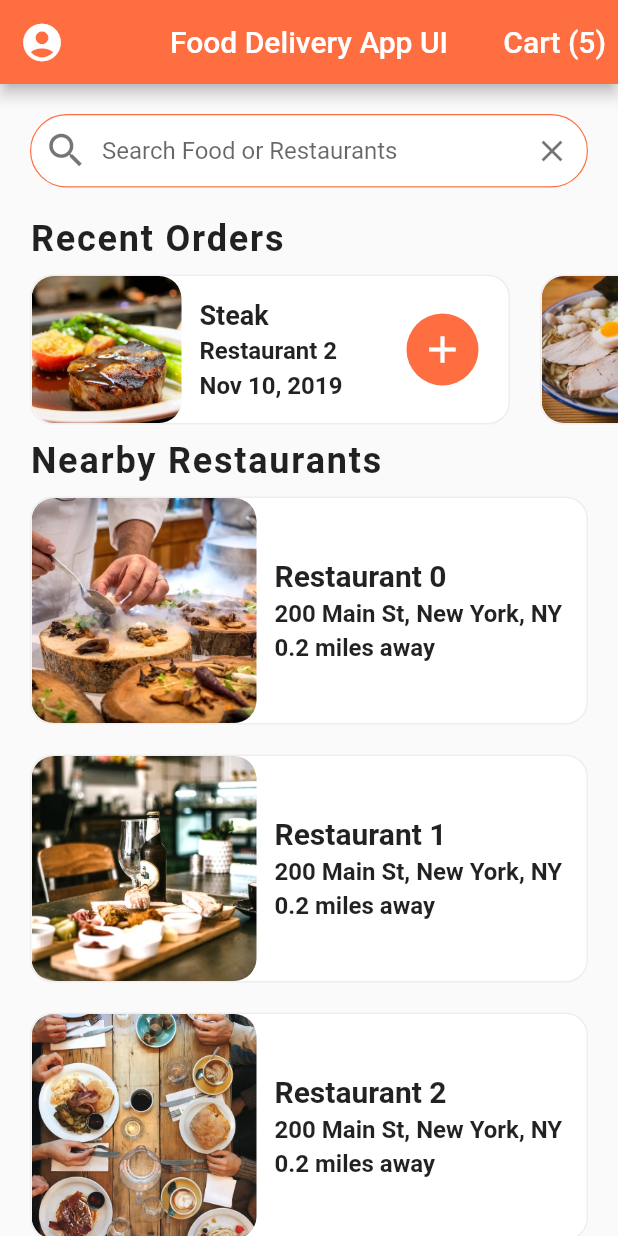
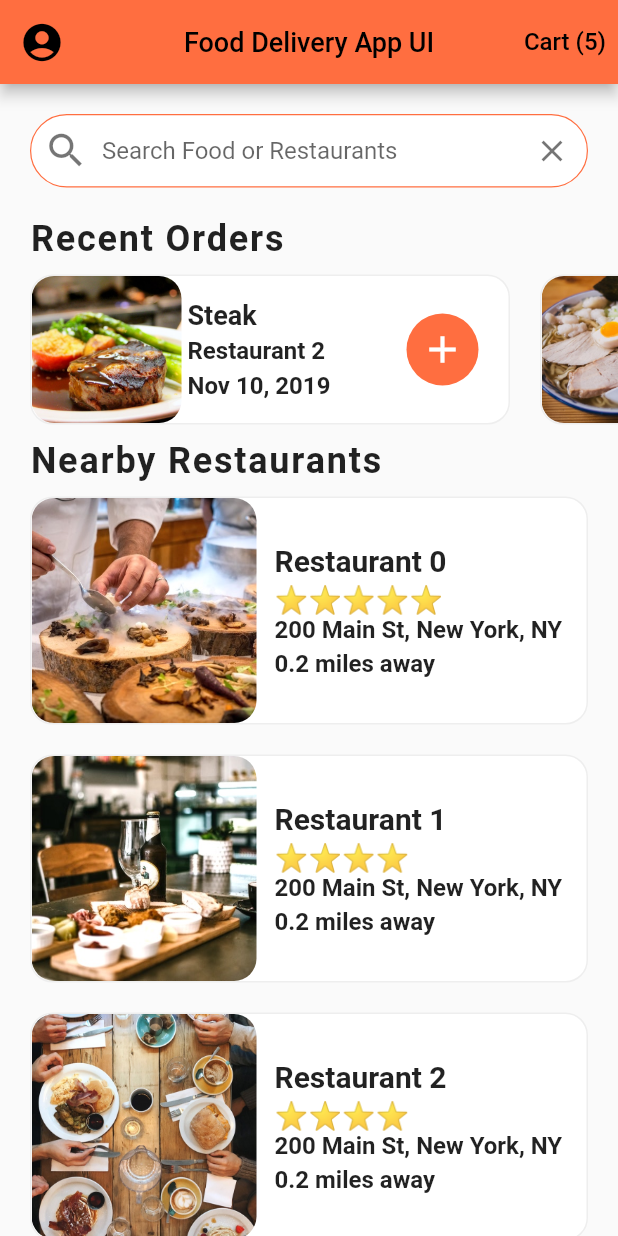
Before and after one commit to PauloSTDev/food_delivery_UI, a Flutter app: the screen it shows after launch, on a phone screen of 412 x 824 dp. Run offline on Flutter 3.47's test engine with Material 2 defaults, Android fonts, the phone set to English and light mode, and no system bars.

Commit message:
Resolve bug de overFlowed do recent orders, adiciona rating stars e muda cor de texto do AppBar

```diff
--- a/lib/screens/home_screen.dart
+++ b/lib/screens/home_screen.dart
@@ -1,6 +1,7 @@
 import 'package:flutter/material.dart';
 import 'package:flutter_food_delivery_ui/data/data.dart';
 import 'package:flutter_food_delivery_ui/models/restaurant.dart';
+import 'package:flutter_food_delivery_ui/widgets/rating_stars.dart';
 import 'package:flutter_food_delivery_ui/widgets/recent_orders.dart';
 
 class HomeScreen extends StatefulWidget {
@@ -9,7 +10,6 @@ class HomeScreen extends StatefulWidget {
 }
 
 class _HomeScreenState extends State<HomeScreen> {
-
   _buildRestaurants() {
     List<Widget> restaurantList = [];
     restaurants.forEach(
@@ -55,7 +55,7 @@ class _HomeScreenState extends State<HomeScreen> {
                           overflow: TextOverflow.ellipsis,
                         ),
                         SizedBox(height: 4.0),
-                        //Rating Stars()
+                        RatingStars(restaurant.rating),
                         Text(
                           restaurant.address,
                           style: TextStyle(
@@ -94,10 +94,13 @@ class _HomeScreenState extends State<HomeScreen> {
       appBar: AppBar(
         centerTitle: true,
         backgroundColor: Colors.deepOrangeAccent,
-        title: Text("Food Delivery App UI"),
+        title: Text(
+          "Food Delivery App UI",
+          style: TextStyle(fontSize: 18, color: Colors.black),
+        ),
         leading: IconButton(
           //Icone de perfil
-          icon: Icon(Icons.account_circle),
+          icon: Icon(Icons.account_circle, color: Colors.black,),
           iconSize: 30.0,
           onPressed: () {},
         ),
@@ -107,8 +110,8 @@ class _HomeScreenState extends State<HomeScreen> {
             child: Text(
               "Cart (${currentUser.cart.length})",
               style: TextStyle(
-                color: Colors.white,
-                fontSize: 20.0,
+                color: Colors.black,
+                fontSize: 16.0,
               ),
             ),
             onPressed: () {},
--- /dev/null
+++ b/lib/widgets/rating_stars.dart
@@ -0,0 +1,17 @@
+import 'package:flutter/material.dart';
+
+class RatingStars extends StatelessWidget {
+
+  final int rating;
+  RatingStars(this.rating);
+
+  @override
+  Widget build(BuildContext context) {
+    String stars = '';
+    for (int i = 0; i < rating; i++){
+      stars += '⭐';
+    }
+    stars.trim();
+    return Text(stars, style: TextStyle(fontSize: 18.0));
+  }
+}
--- a/lib/widgets/recent_orders.dart
+++ b/lib/widgets/recent_orders.dart
@@ -35,7 +35,7 @@ class RecentOrders extends StatelessWidget {
                 //Expanded: Resolve o problema quando um texto for grande demais
                 Expanded(
                   child: Container(
-                    margin: EdgeInsets.all(12.0),
+                    margin: EdgeInsets.all(4.0),
                     child: Column(
                       mainAxisAlignment: MainAxisAlignment.center,
                       crossAxisAlignment: CrossAxisAlignment.start,
```
Also changed, not shown: pubspec.lock.
